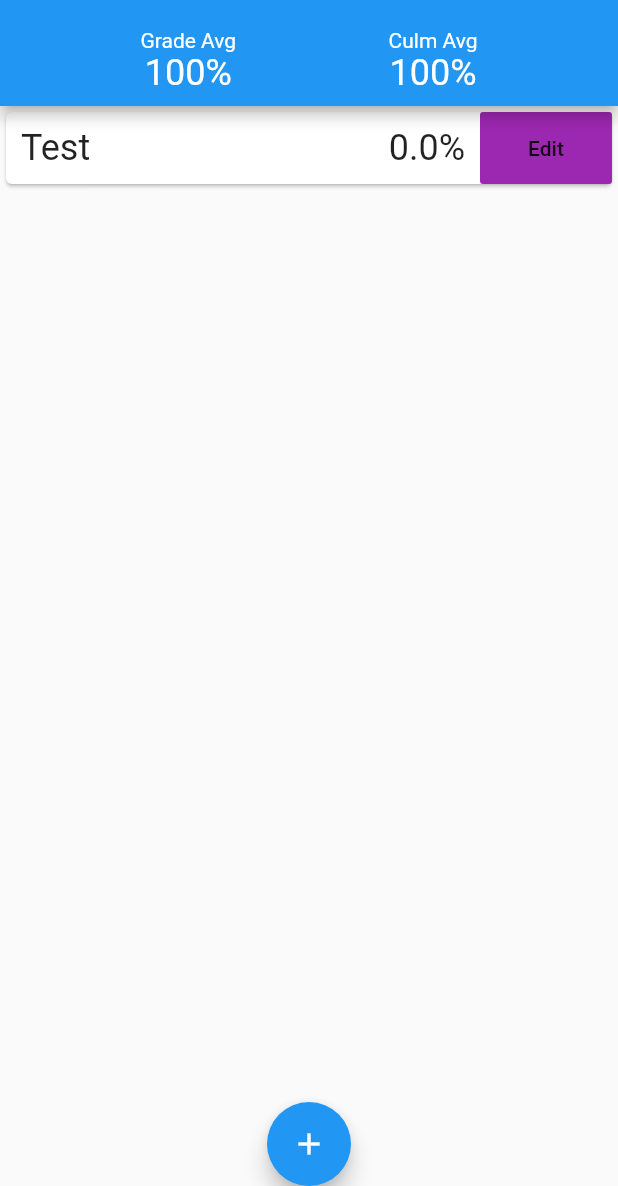
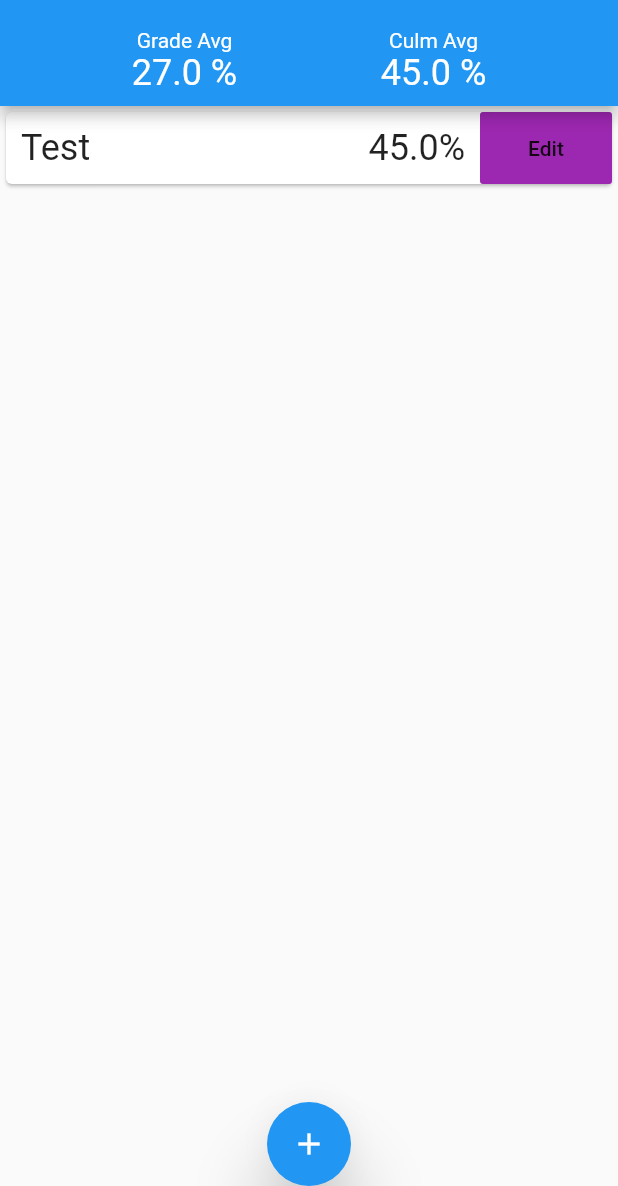
Before and after one commit to isaiahb/MarkCalculator, a Flutter app: the screen it shows after launch, after a tap on the "add" icon, on a phone screen of 412 x 824 dp, the part 50-1236 px from its top. Run offline on Flutter 3.47's test engine with Material 2 defaults, Android fonts, the phone set to English and light mode, and no system bars.

Commit message:
added working grade calculator

```diff
--- a/lib/main.dart
+++ b/lib/main.dart
@@ -3,7 +3,7 @@ import 'assignmentList.dart';
 import 'models/user.dart';
 import 'appBar.dart';
 
-void main() => runApp(new CourseWidget(Course(gradables: [new Gradable(name: "test2")])));
+void main() => runApp(new CourseWidget(Course(gradables: [new Gradable(name: "test2", grade: 87.0, weight: 0.2)])));
 
 class CourseWidget extends StatefulWidget {
   Course course;
@@ -17,7 +17,7 @@ class _CourseWidgetState extends State<CourseWidget> {
 
   void _addGradable(){
     setState(() {
-      widget.course.addGradeable("Test");
+      widget.course.addGradeable("Test", 0.6, 45);
     });
   }
 
@@ -39,8 +39,8 @@ class _CourseWidgetState extends State<CourseWidget> {
                 child: Row(
                   mainAxisAlignment: MainAxisAlignment.spaceEvenly,
                   children: <Widget>[
-                    CourseMark(text: "Grade Avg", grade: "100%"),
-                    CourseMark(text: "Culm Avg", grade: "100%"),
+                    CourseMark(text: "Grade Avg", grade: widget.course.getFinalGrade().toString() + " %"),
+                    CourseMark(text: "Culm Avg", grade: widget.course.getCurrentGrade().toString()  + " %"),
                   ],
                 ),
               )
@@ -51,6 +51,8 @@ class _CourseWidgetState extends State<CourseWidget> {
           child: Icon(Icons.add),
           backgroundColor: Colors.blue,
           onPressed: _addGradable,
+          elevation: 20,
+
         ),
         body: AssignmentList(widget.course)
         ),
--- a/lib/models/user.dart
+++ b/lib/models/user.dart
@@ -19,38 +19,49 @@ class Course {
   Course({this.credits = 0.5, this.weight = 0.0, this.code ="ECE000", this.name="Course 01", this.gradables});
 
   double getFinalGrade() {
-    double grade;
+    double grade = 0;
     for (Gradable gradable in gradables) {
       grade += gradable.getFinalGrade();
     }
+    grade = (grade*10).truncateToDouble();
+    grade /= 10;
     return grade;
   }
 
-  double getCurrentGrade(double currentMaxWeight) {
-    double grade;
-
+  double getCurrentGrade() {
+    double grade = 0;
+    double currentMaxWeight = _getCurrentWeight();
     for (Gradable gradable in gradables) {
       grade += gradable.getCurrentGrade(currentMaxWeight);
     }
+    grade = (grade*10).truncateToDouble();
+    grade /= 10;
     return grade;
   }
 
   double _getCurrentWeight() {
     double weight = 0.0;
     for (Gradable gradable in gradables) {
-      if (gradable.marked)
         weight+= gradable.weight;
     }
     return weight;
   }
 
   void addGradeable([String name = "Test", double weight = 0.0, double grade = 0.0, bool marked = false]){
+    double remianingWeight = _getRemainingWeight();
+    print(remianingWeight);
+    if(remianingWeight == 0) return;
+    if(weight > _getRemainingWeight()) weight = remianingWeight;
     gradables.add(new Gradable(
       name: name,
       weight: weight,
       grade: grade,
       marked: marked
     ));
+  }
+
+  double _getRemainingWeight(){
+    return 1.0 - _getCurrentWeight();
   }
 
 }
@@ -65,10 +76,12 @@ class Gradable {
   Gradable({this.name = "Assignment", this.weight = 0.0, this.grade = 0.0, this.marked = false});
 
   double getFinalGrade() {
+    if(grade == null) print("grade");
+    if(weight == null) print("weight");
     return grade*weight;
   }
   double getCurrentGrade(double currentMaxWeight) {
     double currentWeight = weight * (1.0/currentMaxWeight);
-    return grade * currentMaxWeight;
+    return grade * currentWeight;
   }
 }
```
Also changed, not shown: 1 other file.
